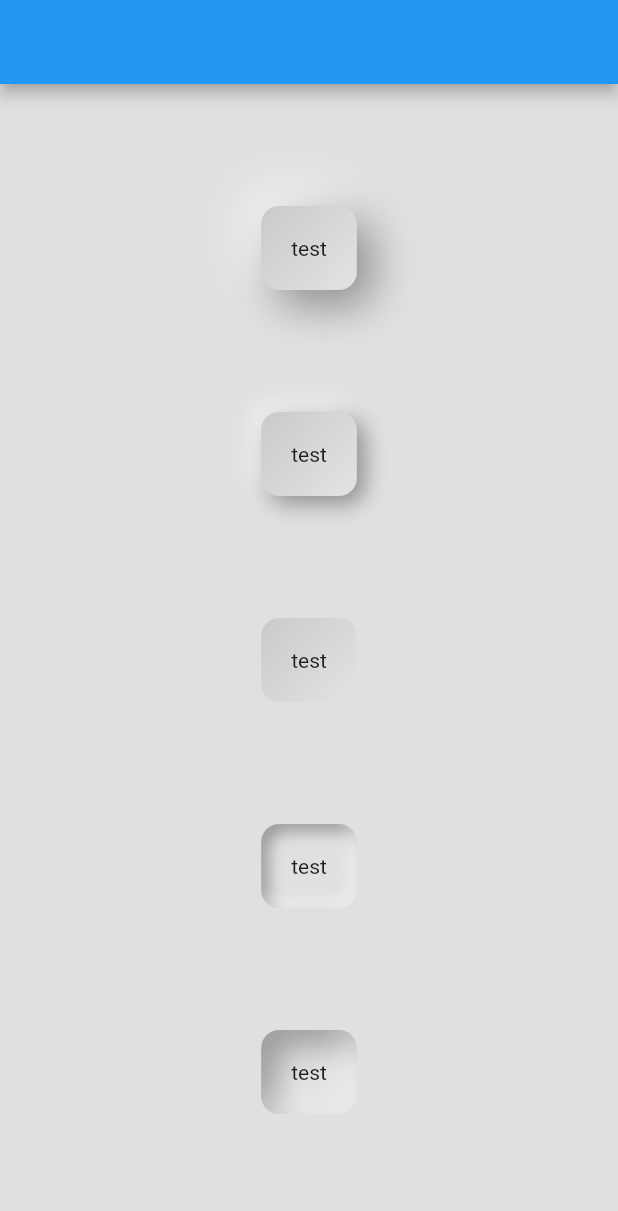
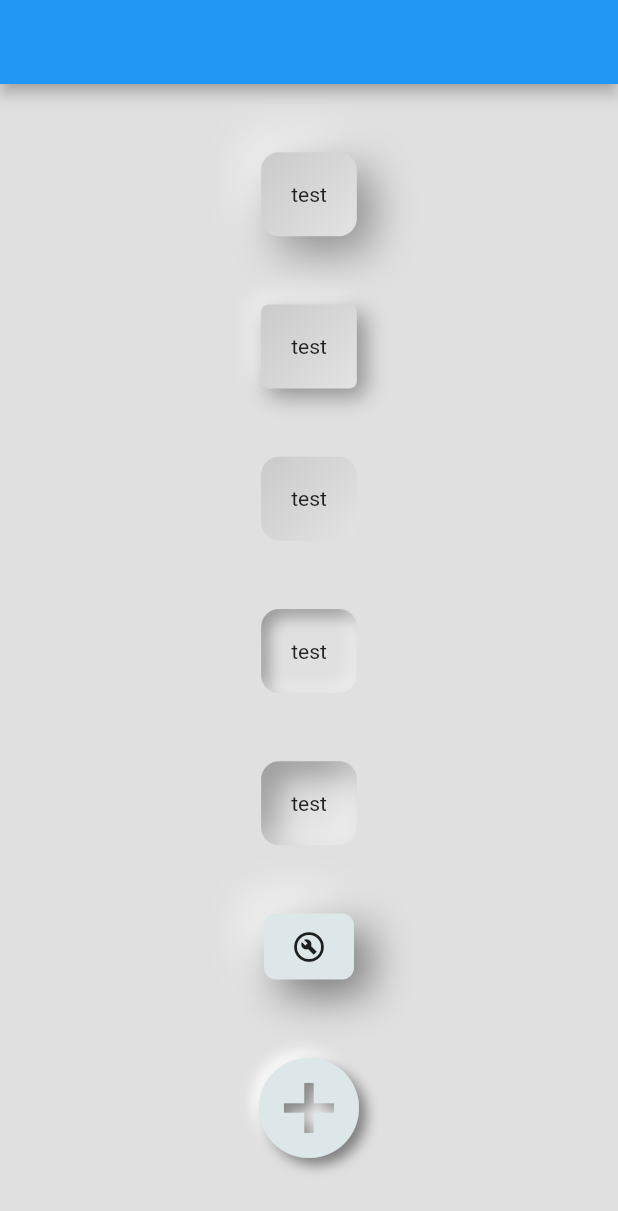
Before and after one commit to idlevandal/neumorphism, a Flutter app: the screen it shows after launch, on a phone screen of 412 x 824 dp. Shown: the top 1211 px of the screen. Run offline on Flutter 3.47's test engine with Material 2 defaults, Android fonts, the phone set to English and light mode, and no system bars; drawn by our look-alikes of flutter_neumorphic.

Commit message:
add icon

```diff
--- a/lib/main.dart
+++ b/lib/main.dart
@@ -48,7 +48,7 @@ class Home extends StatelessWidget {
             Neumorphic(
                 style: NeumorphicStyle(
                     shape: NeumorphicShape.concave,
-                    boxShape: NeumorphicBoxShape.roundRect(BorderRadius.circular(12)),
+                    boxShape: NeumorphicBoxShape.roundRect(BorderRadius.circular(5)),
                     depth: 10,
                     lightSource: LightSource.topLeft,
                     color: Colors.grey.shade300
@@ -97,6 +97,22 @@ class Home extends StatelessWidget {
                   child: Text('test'),
                 )
             ),
+            NeumorphicButton(
+              child: Icon(Icons.build_circle_outlined),
+              onPressed: () => print('TESTING'),
+              style: NeumorphicStyle(
+                depth: 20,
+                intensity: .9,
+              ),
+            ),
+            NeumorphicIcon(
+              Icons.add_circle,
+              size: 80,
+              style: NeumorphicStyle(
+                depth: 10,
+                intensity: .8,
+              ),
+            ),
           ],
         ),
       )
```
